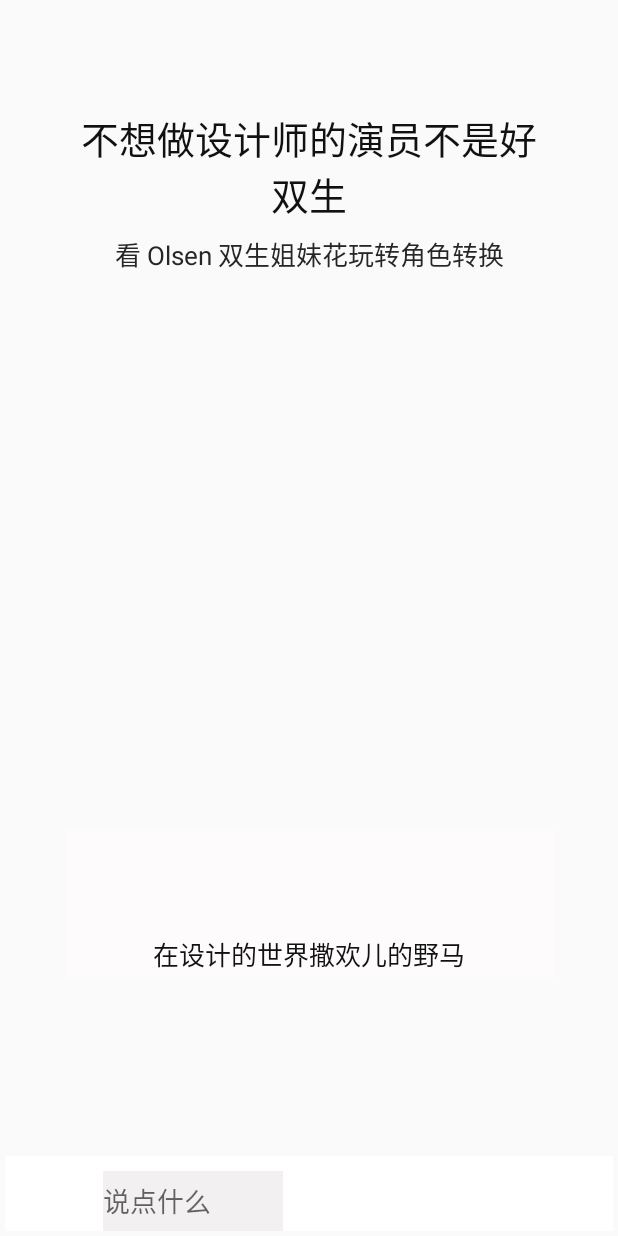
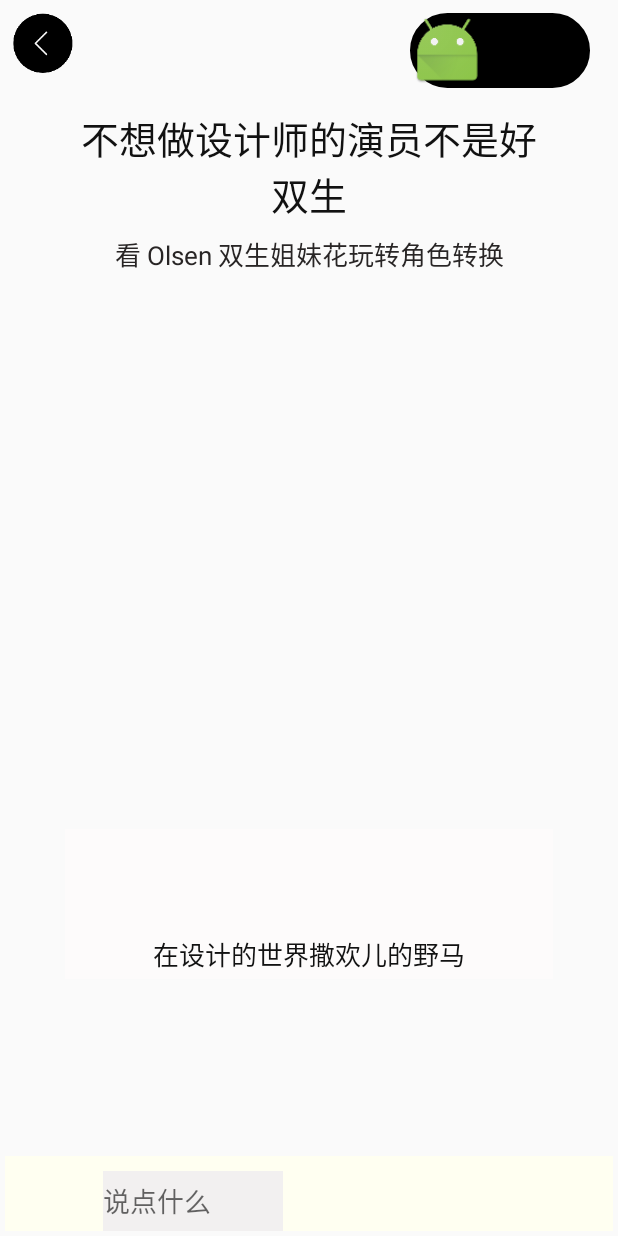
Before and after one commit to jiahairan123/ColorfulChoice, an Android app: the PictureContentActivity screen opened directly, with no data from a screen before it, on a phone screen of 412 x 824 dp. Run offline under Robolectric (Android 15) with nearby library versions, the light colour scheme and no system bars; our stand-ins replace CircleImageView; pictures from the network do not load; 1 statement that could not run was skipped.

Commit message:
我牛逼了

```diff
--- a/app/src/main/java/com/example/dllo/colorfulchoice/picture/onclickpicture/PictureContentActivity.java
+++ b/app/src/main/java/com/example/dllo/colorfulchoice/picture/onclickpicture/PictureContentActivity.java
@@ -4,6 +4,7 @@ import android.content.Intent;
 import android.view.View;
 import android.widget.EditText;
 import android.widget.ImageView;
+import android.widget.RelativeLayout;
 import android.widget.TextView;
 
 import com.bumptech.glide.Glide;
@@ -27,9 +28,13 @@ public class PictureContentActivity extends BaseAty {
     private HtmlTextView tv;
     private int pos;
     private TextView title, subTitle, userName, sign;
-    private CircleImageView userImg, authorImg;
+    private CircleImageView userImg, authorImg, backBtn,person;
     private ImageView bigImg;
     private EditText userEt;
+    private RelativeLayout personTitleDetail;
+
+
+
 
     @Override
     protected int setLayout() {
@@ -50,6 +55,9 @@ public class PictureContentActivity extends BaseAty {
         userImg = bindView(R.id.picture_content_user_img);
         userEt = bindView(R.id.picture_content_user_et);
         bigImg = bindView(R.id.picture_content_designer_img);
+        backBtn = bindView(R.id.picture_content_back_circle_btn);
+        person = bindView(R.id.picture_content_person_pic);
+        backBtn.setOnClickListener(this);
 
 
     }
@@ -91,10 +99,18 @@ public class PictureContentActivity extends BaseAty {
 
             }
         });
+        person.setDisableCircularTransformation(false);
     }
 
     @Override
     public void onClick(View v) {
+        switch (v.getId()){
+            case R.id.picture_content_back_circle_btn :
+                finish();
+                break;
 
+            default:
+                break;
+        }
     }
 }
--- /dev/null
+++ b/app/src/main/res/drawable/person_title.xml
@@ -0,0 +1,11 @@
+<?xml version="1.0" encoding="utf-8"?>
+<shape xmlns:android="http://schemas.android.com/apk/res/android">
+    //设置圆角
+    <corners android:radius="20dp"/>
+
+    //设置边框 宽度和颜色
+    <stroke android:width="20dp"
+        android:color="#000"/>
+    <solid android:color="#000"/>
+
+</shape>
--- a/app/src/main/res/layout/activity_picture_content.xml
+++ b/app/src/main/res/layout/activity_picture_content.xml
@@ -84,43 +84,81 @@
                 android:id="@+id/picture_content_tv"
                 android:layout_width="match_parent"
                 android:layout_height="match_parent"
+                android:layout_below="@+id/no_use_at_all"
+                android:layout_marginBottom="70dp"
                 android:layout_marginLeft="5dp"
                 android:layout_marginRight="5dp"
+                android:gravity="center"
                 android:textColor="#121212"
-                android:textSize="19sp"
-                android:layout_marginBottom="70dp"
-                android:gravity="center"
-                android:layout_below="@+id/no_use_at_all" />
+                android:textSize="19sp" />
 
         </RelativeLayout>
 
     </ScrollView>
 
     <LinearLayout
-        android:background="#ffffff"
         android:layout_width="match_parent"
         android:layout_height="50dp"
         android:layout_alignParentBottom="true"
+        android:background="#fffff1"
         android:orientation="horizontal">
 
         <de.hdodenhof.circleimageview.CircleImageView
             android:id="@+id/picture_content_user_img"
             android:layout_width="45dp"
-            android:layout_marginTop="5dp"
+            android:layout_height="match_parent"
             android:layout_marginLeft="10dp"
-            android:layout_height="match_parent"/>
+            android:layout_marginTop="5dp" />
 
         <EditText
-            android:layout_marginTop="10dp"
             android:id="@+id/picture_content_user_et"
             android:layout_width="120dp"
+            android:layout_height="match_parent"
             android:layout_marginLeft="10dp"
-            android:layout_height="match_parent"
+            android:layout_marginTop="10dp"
             android:background="#f2f0f0"
             android:hint="说点什么" />
 
 
-
     </LinearLayout>
 
+
+    <RelativeLayout
+        android:layout_width="match_parent"
+        android:layout_height="60dp"
+        android:orientation="horizontal">
+
+        <de.hdodenhof.circleimageview.CircleImageView
+            android:id="@+id/picture_content_back_circle_btn"
+            android:background="@mipmap/circle_back"
+            android:alpha="128"
+            android:layout_margin="5dp"
+            android:layout_width="40dp"
+            android:layout_height="40dp" />
+
+
+        <RelativeLayout
+            android:id="@+id/picture_content_person_title"
+            android:alpha="128"
+            android:background="@drawable/person_title"
+            android:layout_marginTop="5dp"
+            android:layout_marginRight="15dp"
+            android:layout_alignParentRight="true"
+            android:layout_width="120dp"
+            android:layout_height="50dp">
+
+            <de.hdodenhof.circleimageview.CircleImageView
+                android:padding="2dp"
+                android:id="@+id/picture_content_person_pic"
+                android:background="@mipmap/ic_launcher"
+                android:layout_width="50dp"
+                android:layout_height="50dp" />
+
+        </RelativeLayout>
+
+
+
+
+    </RelativeLayout>
+
 </RelativeLayout>
```
Also changed, not shown: app/src/main/java/com/example/dllo/colorfulchoice/designer/detail/DesignerDetailsActivity.java (+7 -0 lines), app/src/main/res/layout/activity_designer_details.xml (+18 -0 lines), app/src/main/res/mipmap-xxhdpi/circle_back.png (added), app/src/main/res/mipmap-xxhdpi/kobe_h.png (added).
